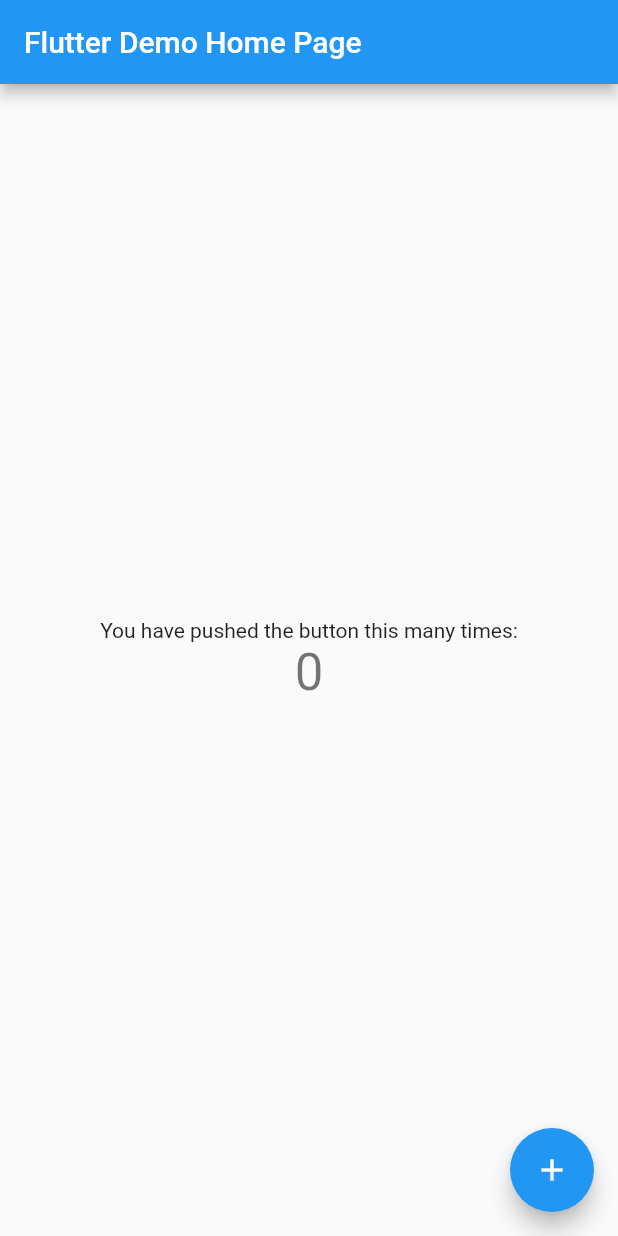
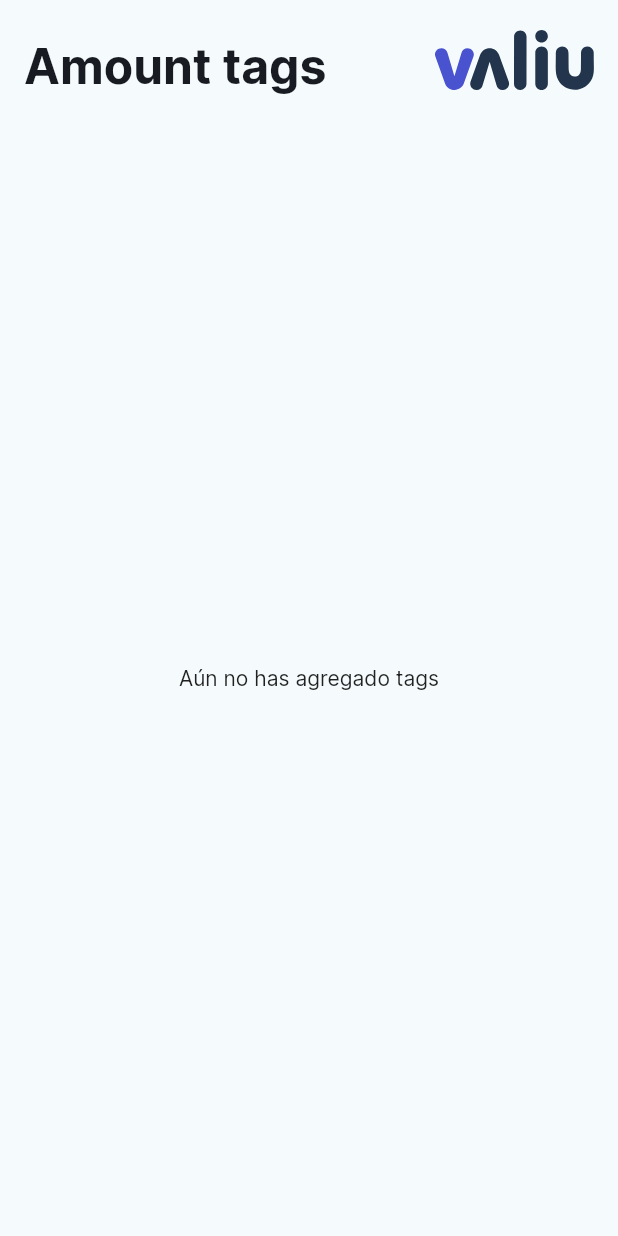
Before and after one commit to israellias/wallet_flutter, a Flutter app: the screen it shows after launch, on a phone screen of 412 x 824 dp. Run offline on Flutter 3.47's test engine with Material 2 defaults, Android fonts, the light colour scheme and no system bars; our stand-ins replace cloud_firestore, firebase_core, flutter_svg; accounts and stored records are empty.

Commit message:
Styling app by Value branding and first appbar

```diff
--- /dev/null
+++ b/lib/Home/ui/screens/home.dart
@@ -0,0 +1,63 @@
+import 'package:cloud_firestore/cloud_firestore.dart';
+import 'package:flutter/material.dart';
+import 'package:wallet_flutter/base/ui/widgets/valiu_app_bar.dart';
+
+class MyHomePage extends StatefulWidget {
+  MyHomePage({Key key, this.title}) : super(key: key);
+
+  final String title;
+
+  @override
+  _MyHomePageState createState() => _MyHomePageState();
+}
+
+class _MyHomePageState extends State<MyHomePage> {
+  int _counter = 0;
+
+  void _incrementCounter() {
+    setState(() {
+      _counter++;
+    });
+  }
+
+  @override
+  Widget build(BuildContext context) {
+    return Scaffold(
+      appBar: ValiuAppBar(
+        title: widget.title,
+      ),
+      body: Column(
+        mainAxisAlignment: MainAxisAlignment.center,
+        children: <Widget>[
+          Expanded(
+            child: StreamBuilder(
+              stream: FirebaseFirestore.instance.collection('tags').snapshots(),
+              builder: (BuildContext context, AsyncSnapshot<dynamic> snapshot) {
+                if (!snapshot.hasData) return SizedBox.shrink();
+                int length = snapshot.data.docs.length;
+                if (length == 0)
+                  return Center(
+                    child: Text('Aún no has agregado tags'),
+                  );
+                return ListView.builder(
+                  itemCount: length,
+                  itemBuilder: (context, index) {
+                    return ListTile(
+                      title: Text(
+                        snapshot.data.docs[index].get('title').toString(),
+                      ),
+                    );
+                  },
+                );
+                // return ListView(
+                //   children: snapshot.data.docs.map<,
+                // )
+              },
+            ),
+          ),
+
+        ],
+      ),
+    );
+  }
+}
--- /dev/null
+++ b/lib/base/ui/widgets/logo_header.dart
@@ -0,0 +1,15 @@
+import 'package:flutter/material.dart';
+import 'package:flutter_svg/flutter_svg.dart';
+
+class LogoHeader extends StatelessWidget {
+  @override
+  Widget build(BuildContext context) {
+    return Container(
+      constraints: BoxConstraints(maxHeight: 48),
+      margin: EdgeInsets.symmetric(vertical: 4),
+      child: SvgPicture.asset(
+        'assets/img/logo.svg',
+      ),
+    );
+  }
+}
--- /dev/null
+++ b/lib/base/ui/widgets/valiu_app_bar.dart
@@ -0,0 +1,39 @@
+import 'package:flutter/material.dart';
+import 'package:wallet_flutter/base/ui/widgets/logo_header.dart';
+import 'package:wallet_flutter/base/utils/colors.dart';
+
+class ValiuAppBar extends StatelessWidget implements PreferredSizeWidget {
+  final String title;
+
+  const ValiuAppBar({
+    Key key,
+    this.title,
+  }) : super(key: key);
+
+  @override
+  Widget build(BuildContext context) {
+    return Padding(
+      padding: EdgeInsets.all(16),
+      child: SafeArea(
+        child: Row(
+          mainAxisAlignment: MainAxisAlignment.spaceBetween,
+          crossAxisAlignment: CrossAxisAlignment.end,
+          children: [
+            Text(
+              title,
+              style: TextStyle(
+                color: ValiuColor.titleColor,
+                fontSize: 32,
+                fontWeight: FontWeight.bold,
+              ),
+            ),
+            LogoHeader(),
+          ],
+        ),
+      ),
+    );
+  }
+
+  @override
+  Size get preferredSize => Size.fromHeight(80);
+}
--- /dev/null
+++ b/lib/base/utils/colors.dart
@@ -0,0 +1,35 @@
+import 'package:flutter/material.dart';
+
+class ValiuColor {
+  static const int _primaryValue = 0xFF4953CF;
+  static const indigo = Color(_primaryValue);
+  static const whiteBlue = Color(0xFF3898EC);
+  static const red = Color(0xFFEA384C);
+  static const gray1 = Color(0xFF758696);
+  static const gray2 = Color(0xFFCCCCCC);
+  static const white = Color(0xFFFFFFFF);
+
+
+  // Utilities
+  static const titleColor = Color(0xFF191B22);
+  static const textColor = Color(0xFF08090A);
+  static const secondaryTextColor = Color(0xFF546285);
+  static const linkColor = Color(0xFF35B8BE);
+  static const background = Color(0xFFF5FBFC);
+
+  static const MaterialColor primaryColor = MaterialColor(
+    _primaryValue,
+    <int, Color>{
+      50: Color(0xFFCCCFFF),
+      100: Color(0xFFAAAEF2),
+      200: Color(0xFF747CE8),
+      300: Color(0xFF6770E6),
+      400: Color(0xFF575FD9),
+      500: Color(_primaryValue),
+      600: Color(0xFF3D46BF),
+      700: Color(0xFF2932A6),
+      800: Color(0xFF1C248C),
+      900: Color(0xFF1E1380),
+    },
+  );
+}
--- a/lib/main.dart
+++ b/lib/main.dart
@@ -1,113 +1,92 @@
+import 'package:firebase_core/firebase_core.dart';
 import 'package:flutter/material.dart';
+import 'package:flutter/services.dart';
+import 'package:wallet_flutter/Home/ui/screens/home.dart';
+import 'package:wallet_flutter/base/utils/colors.dart';
 
 void main() {
+  WidgetsFlutterBinding.ensureInitialized();
   runApp(MyApp());
 }
 
-class MyApp extends StatelessWidget {
-  // This widget is the root of your application.
+class MyApps extends StatelessWidget {
   @override
-  Widget build(BuildContext context) {
-    return MaterialApp(
-      title: 'Flutter Demo',
-      theme: ThemeData(
-        // This is the theme of your application.
-        //
-        // Try running your application with "flutter run". You'll see the
-        // application has a blue toolbar. Then, without quitting the app, try
-        // changing the primarySwatch below to Colors.green and then invoke
-        // "hot reload" (press "r" in the console where you ran "flutter run",
-        // or simply save your changes to "hot reload" in a Flutter IDE).
-        // Notice that the counter didn't reset back to zero; the application
-        // is not restarted.
-        primarySwatch: Colors.blue,
-      ),
-      home: MyHomePage(title: 'Flutter Demo Home Page'),
-    );
-  }
+  Widget build(BuildContext context) {}
 }
 
-class MyHomePage extends StatefulWidget {
-  MyHomePage({Key key, this.title}) : super(key: key);
+class MyApp extends StatefulWidget {
+  _AppState createState() => _AppState();
+}
 
-  // This widget is the home page of your application. It is stateful, meaning
-  // that it has a State object (defined below) that contains fields that affect
-  // how it looks.
+class _AppState extends State<MyApp> {
+  // Set default `_initialized` and `_error` state to false
+  bool _initialized = false;
+  bool _error = false;
 
-  // This class is the configuration for the state. It holds the values (in this
-  // case the title) provided by the parent (in this case the App widget) and
-  // used by the build method of the State. Fields in a Widget subclass are
-  // always marked "final".
-
-  final String title;
+  // Define an async function to initialize FlutterFire
+  void initializeFlutterFire() async {
+    try {
+      // Wait for Firebase to initialize and set `_initialized` state to true
+      await Firebase.initializeApp();
+      setState(() {
+        _initialized = true;
+      });
+    } catch (e) {
+      // Set `_error` state to true if Firebase initialization fails
+      setState(() {
+        _error = true;
+      });
+    }
+  }
 
   @override
-  _MyHomePageState createState() => _MyHomePageState();
-}
-
-class _MyHomePageState extends State<MyHomePage> {
-  int _counter = 0;
-
-  void _incrementCounter() {
-    setState(() {
-      // This call to setState tells the Flutter framework that something has
-      // changed in this State, which causes it to rerun the build method below
-      // so that the display can reflect the updated values. If we changed
-      // _counter without calling setState(), then the build method would not be
-      // called again, and so nothing would appear to happen.
-      _counter++;
-    });
+  void initState() {
+    initializeFlutterFire();
+    super.initState();
   }
 
   @override
   Widget build(BuildContext context) {
-    // This method is rerun every time setState is called, for instance as done
-    // by the _incrementCounter method above.
-    //
-    // The Flutter framework has been optimized to make rerunning build methods
-    // fast, so that you can just rebuild anything that needs updating rather
-    // than having to individually change instances of widgets.
-    return Scaffold(
-      appBar: AppBar(
-        // Here we take the value from the MyHomePage object that was created by
-        // the App.build method, and use it to set our appbar title.
-        title: Text(widget.title),
-      ),
-      body: Center(
-        // Center is a layout widget. It takes a single child and positions it
-        // in the middle of the parent.
-        child: Column(
-          // Column is also a layout widget. It takes a list of children and
-          // arranges them vertically. By default, it sizes itself to fit its
-          // children horizontally, and tries to be as tall as its parent.
-          //
-          // Invoke "debug painting" (press "p" in the console, choose the
-          // "Toggle Debug Paint" action from the Flutter Inspector in Android
-          // Studio, or the "Toggle Debug Paint" command in Visual Studio Code)
-          // to see the wireframe for each widget.
-          //
-          // Column has various properties to control how it sizes itself and
-          // how it positions its children. Here we use mainAxisAlignment to
-          // center the children vertically; the main axis here is the vertical
-          // axis because Columns are vertical (the cross axis would be
-          // horizontal).
-          mainAxisAlignment: MainAxisAlignment.center,
-          children: <Widget>[
-            Text(
-              'You have pushed the button this many times:',
-            ),
-            Text(
-              '$_counter',
-              style: Theme.of(context).textTheme.headline4,
-            ),
-          ],
+    return _materialApp();
+  }
+
+  Widget _materialApp() {
+    // Show error message if initialization failed
+    if (_error) {
+      return Text('Error al iniciar');
+    }
+
+    // Show a loader until FlutterFire is initialized
+    if (!_initialized) {
+      return CircularProgressIndicator();
+    }
+
+    return MaterialApp(
+      title: 'Valiu Wallet',
+      debugShowCheckedModeBanner: false,
+      theme: ThemeData(
+        primarySwatch: ValiuColor.primaryColor,
+        scaffoldBackgroundColor: ValiuColor.background,
+        fontFamily: 'Inter',
+        backgroundColor: ValiuColor.indigo,
+        canvasColor: ValiuColor.white,
+        buttonTheme: ButtonThemeData(
+          shape: RoundedRectangleBorder(
+            borderRadius: BorderRadius.circular(6),
+          ),
+        ),
+        cardTheme: CardTheme(
+          shadowColor: ValiuColor.gray2,
+          elevation: 5,
+          shape: RoundedRectangleBorder(
+            borderRadius: BorderRadius.circular(0),
+          ),
         ),
       ),
-      floatingActionButton: FloatingActionButton(
-        onPressed: _incrementCounter,
-        tooltip: 'Increment',
-        child: Icon(Icons.add),
-      ), // This trailing comma makes auto-formatting nicer for build methods.
+      initialRoute: '/',
+      routes: {
+        '/': (context) => MyHomePage(title: 'Amount tags'),
+      },
     );
   }
 }
```
Also changed, not shown: pubspec.yaml (+5 -2 lines), pubspec.lock, 2 other files.
